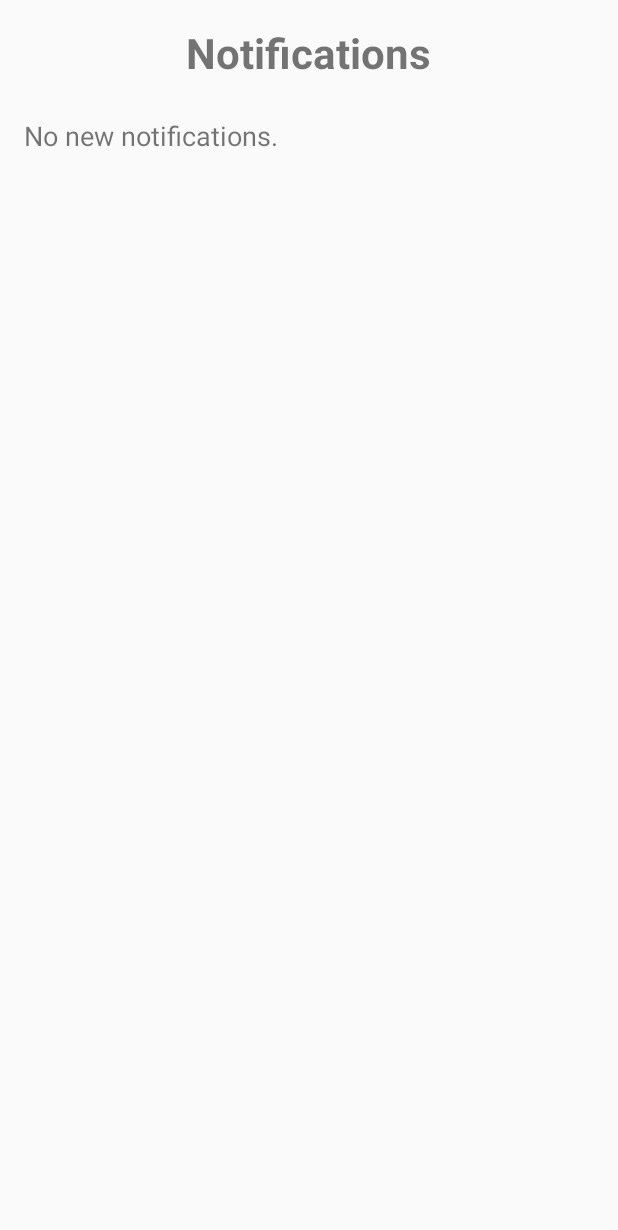
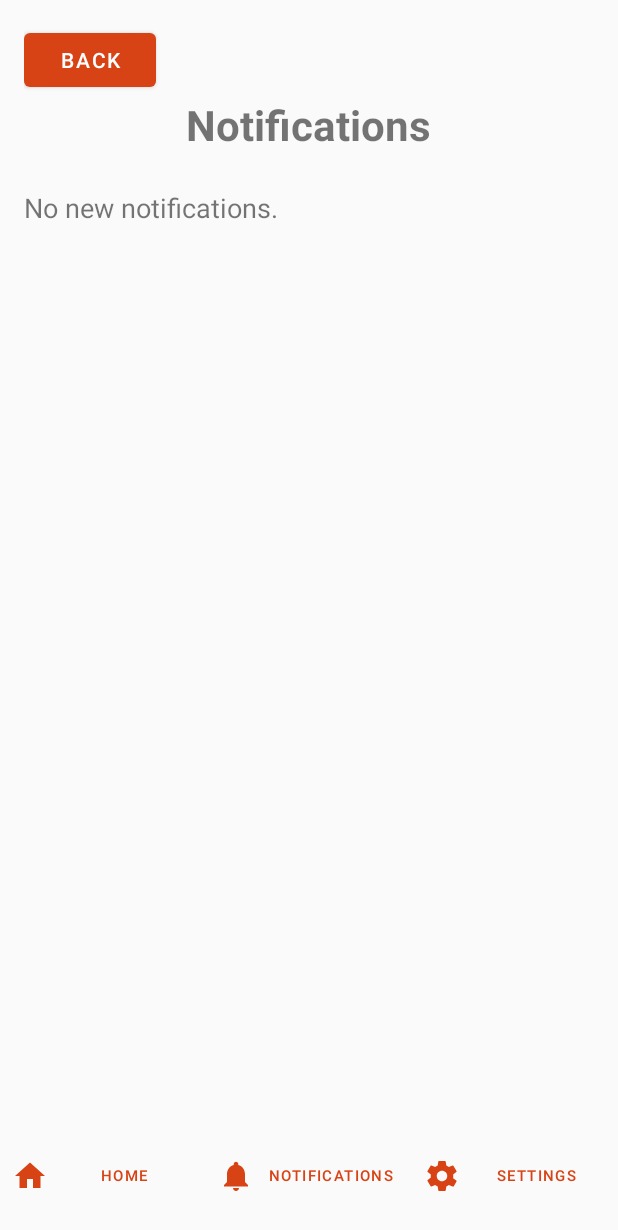
Before and after one commit to OllieKitchener/RestaurantApp, an Android app: the NotificationsActivity screen opened directly, with no data from a screen before it, on a phone screen of 412 x 824 dp. Shown: the top 1230 px of the screen. Run offline under Robolectric (Android 15) with nearby library versions, the phone set to English and light mode, and no system bars.

Commit message:
nav bar modifications

```diff
--- a/app/src/main/java/com/yourorg/restaurantapp/MenuDishesActivity.java
+++ b/app/src/main/java/com/yourorg/restaurantapp/MenuDishesActivity.java
@@ -80,6 +80,10 @@ public class MenuDishesActivity extends AppCompatActivity {
             for (MenuItem item : filteredDishes) {
                 Button dishButton = new Button(this);
                 dishButton.setText(item.name);
+                // Making the button bigger by increasing text size and adding padding
+                dishButton.setTextSize(18f);
+                dishButton.setPadding(0, 40, 0, 40);
+
                 LinearLayout.LayoutParams params = new LinearLayout.LayoutParams(
                     LinearLayout.LayoutParams.MATCH_PARENT,
                     LinearLayout.LayoutParams.WRAP_CONTENT
--- a/app/src/main/java/com/yourorg/restaurantapp/NotificationsActivity.java
+++ b/app/src/main/java/com/yourorg/restaurantapp/NotificationsActivity.java
@@ -1,6 +1,8 @@
 package com.yourorg.restaurantapp;
 
+import android.content.Intent;
 import android.os.Bundle;
+import android.widget.Button;
 import android.widget.LinearLayout;
 import android.widget.TextView;
 import androidx.appcompat.app.AppCompatActivity;
@@ -39,5 +41,19 @@ public class NotificationsActivity extends AppCompatActivity {
                 notificationsContainer.addView(textView);
             }
         }
+
+        // --- Back Button Navigation ---
+        Button backButton = findViewById(R.id.backButton);
+        if(backButton != null) backButton.setOnClickListener(v -> finish());
+
+        // --- Bottom Nav Bar Logic ---
+        Button homeButton = findViewById(R.id.homeButton);
+        if(homeButton != null) homeButton.setOnClickListener(v -> startActivity(new Intent(this, GuestHomeActivity.class)));
+
+        Button notificationsButton = findViewById(R.id.notificationsButton);
+        if(notificationsButton != null) notificationsButton.setOnClickListener(v -> recreate());
+
+        Button settingsButton = findViewById(R.id.settingsButton);
+        if(settingsButton != null) settingsButton.setOnClickListener(v -> startActivity(new Intent(this, SettingsActivity.class)));
     }
 }
--- a/app/src/main/res/layout/notifications.xml
+++ b/app/src/main/res/layout/notifications.xml
@@ -1,11 +1,23 @@
 <?xml version="1.0" encoding="utf-8"?>
-<LinearLayout xmlns:android="http://schemas.android.com/apk/res/android"
+<RelativeLayout xmlns:android="http://schemas.android.com/apk/res/android"
+    xmlns:app="http://schemas.android.com/apk/res-auto"
     xmlns:tools="http://schemas.android.com/tools"
+    android:layout_width="match_parent"
+    android:layout_height="match_parent"
+    tools:context=".NotificationsActivity">
+
+    <LinearLayout
         android:layout_width="match_parent"
         android:layout_height="match_parent"
         android:orientation="vertical"
         android:padding="16dp"
-    tools:context=".NotificationsActivity">
+        android:layout_above="@+id/bottomNav">
+
+        <Button
+            android:id="@+id/backButton"
+            android:layout_width="wrap_content"
+            android:layout_height="wrap_content"
+            android:text="Back" />
 
         <TextView
             android:layout_width="wrap_content"
@@ -29,3 +41,48 @@
         </ScrollView>
 
     </LinearLayout>
+
+    <LinearLayout
+        android:id="@+id/bottomNav"
+        android:layout_width="match_parent"
+        android:layout_height="wrap_content"
+        android:orientation="horizontal"
+        android:paddingTop="16dp"
+        android:paddingBottom="16dp"
+        android:layout_alignParentBottom="true">
+
+        <com.google.android.material.button.MaterialButton
+            android:id="@+id/homeButton"
+            style="@style/Widget.MaterialComponents.Button.TextButton"
+            android:layout_width="0dp"
+            android:layout_height="wrap_content"
+            android:layout_weight="1"
+            android:text="Home"
+            android:textSize="10sp"
+            app:icon="@drawable/ic_home"
+            app:iconPadding="4dp" />
+
+        <com.google.android.material.button.MaterialButton
+            android:id="@+id/notificationsButton"
+            style="@style/Widget.MaterialComponents.Button.TextButton"
+            android:layout_width="0dp"
+            android:layout_height="wrap_content"
+            android:layout_weight="1"
+            android:text="Notifications"
+            android:textSize="10sp"
+            app:icon="@drawable/ic_notifications"
+            app:iconPadding="4dp" />
+
+        <com.google.android.material.button.MaterialButton
+            android:id="@+id/settingsButton"
+            style="@style/Widget.MaterialComponents.Button.TextButton"
+            android:layout_width="0dp"
+            android:layout_height="wrap_content"
+            android:layout_weight="1"
+            android:text="Settings"
+            android:textSize="10sp"
+            app:icon="@drawable/ic_settings"
+            app:iconPadding="4dp" />
+    </LinearLayout>
+
+</RelativeLayout>
```
Also changed, not shown: app/src/main/res/layout/activity_dish_details.xml (+13 -5 lines), app/src/main/res/layout/activity_menu_category.xml (+23 -10 lines), app/src/main/res/layout/activity_menu_dishes.xml (+13 -5 lines), app/src/main/res/layout/home.xml (+17 -10 lines), app/src/main/res/layout/reservations1.xml (+13 -5 lines). Lines whose indentation alone changed are shown as unchanged.
